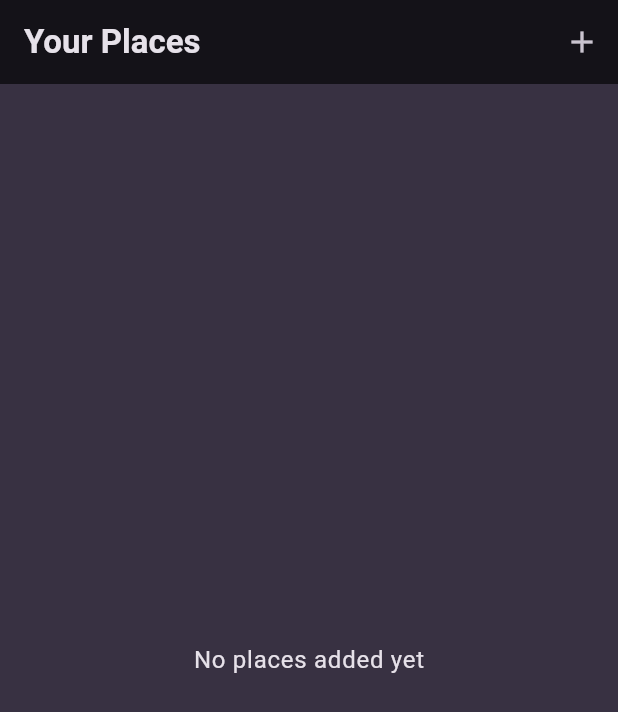
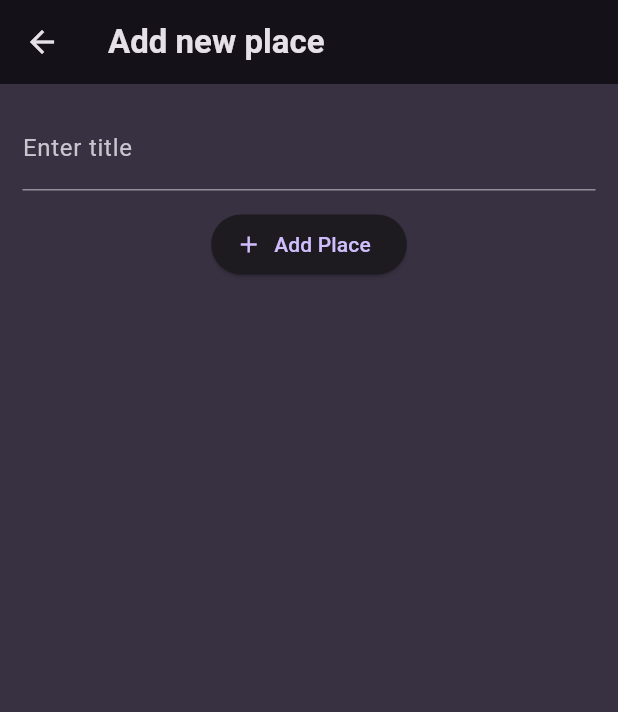
Before and after one commit to rinku-kr/favorite_places_app, a Flutter app: the screen it shows after launch, after a tap on the "add" icon, on a phone screen of 412 x 824 dp. Shown: the top 712 px of the screen. Run offline on Flutter 3.47's test engine with Material 3 defaults, Android fonts, the phone set to English and light mode, and no system bars; our stand-ins replace google_fonts.

Commit message:
Adding addPlace screen

```diff
--- /dev/null
+++ b/lib/screens/add_place.dart
@@ -0,0 +1,46 @@
+import 'package:flutter/material.dart';
+
+class AddPlaceScreen extends StatefulWidget {
+  const AddPlaceScreen({super.key});
+
+  @override
+  State<AddPlaceScreen> createState() {
+    return _AddPlaceScreenState();
+  }
+}
+
+class _AddPlaceScreenState extends State<AddPlaceScreen> {
+  final _titleController = TextEditingController();
+
+  @override
+  void dispose() {
+    _titleController.dispose();
+    super.dispose();
+  }
+
+  @override
+  Widget build(BuildContext context) {
+    return Scaffold(
+      appBar: AppBar(title: const Text('Add new place')),
+      body: SingleChildScrollView(
+        padding: const EdgeInsets.all(15),
+        child: Column(children: [
+          TextField(
+            decoration: const InputDecoration(
+              labelText: 'Enter title',
+            ),
+            controller: _titleController,
+            style: TextStyle(color: Theme.of(context).colorScheme.onBackground),
+          ),
+          const SizedBox(
+            height: 12,
+          ),
+          ElevatedButton.icon(
+              onPressed: () {},
+              icon: const Icon(Icons.add),
+              label: const Text('Add Place')),
+        ]),
+      ),
+    );
+  }
+}
--- a/lib/screens/places.dart
+++ b/lib/screens/places.dart
@@ -1,6 +1,7 @@
 import 'package:flutter/material.dart';
 
 import 'package:favorite_places/widgets/places_list.dart';
+import 'package:favorite_places/screens/add_place.dart';
 
 class PlacesScreen extends StatelessWidget {
   const PlacesScreen({super.key});
@@ -11,7 +12,15 @@ class PlacesScreen extends StatelessWidget {
       appBar: AppBar(
         title: const Text('Your Places'),
         actions: [
-          IconButton(onPressed: () {}, icon: const Icon(Icons.add)),
+          IconButton(
+              onPressed: () {
+                Navigator.of(context).push(
+                  MaterialPageRoute(
+                    builder: ((ctx) => const AddPlaceScreen()),
+                  ),
+                );
+              },
+              icon: const Icon(Icons.add)),
         ],
       ),
       body: PlacesList(places: []),
```
Also changed, not shown: lib/screens/add.dart (deleted).
